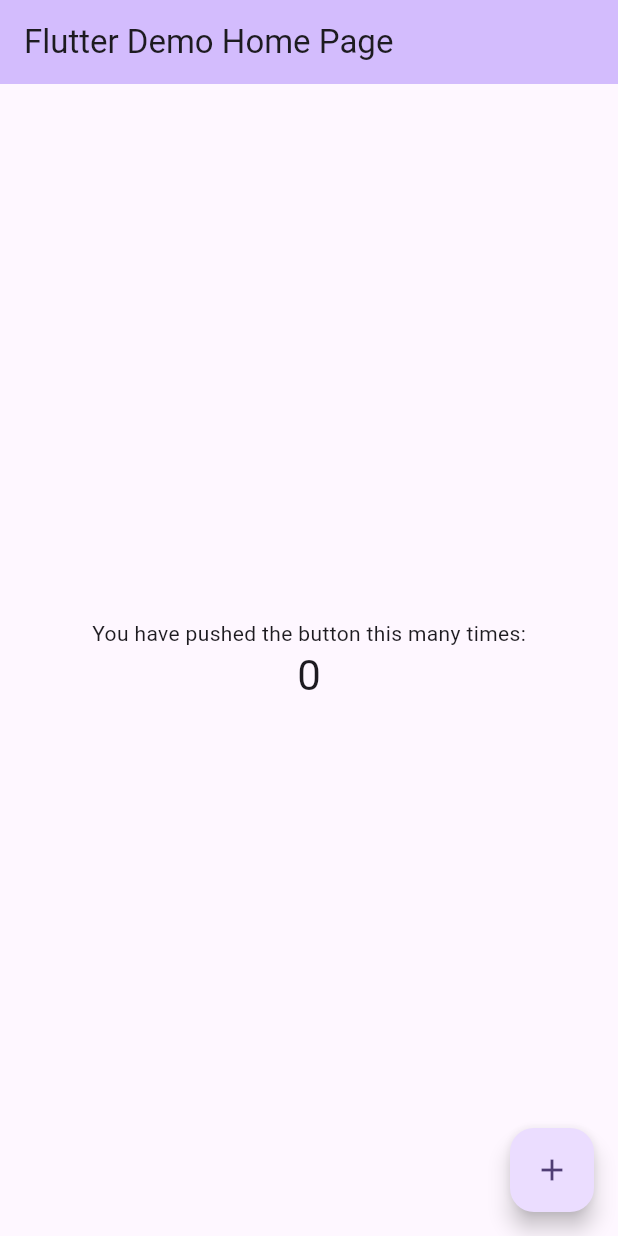
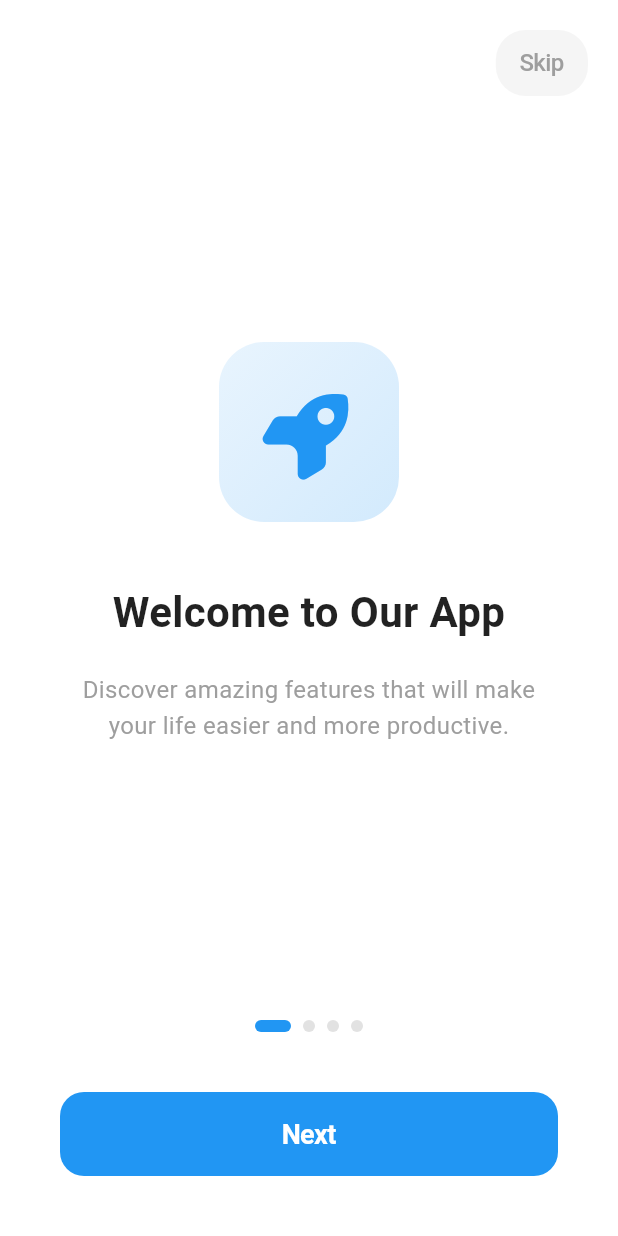
Before and after one commit to AKhilRaghav0/unnamedproject, a Flutter app: the screen it shows after launch, on a phone screen of 412 x 824 dp. Run offline on Flutter 3.47's test engine with Material 3 defaults, Android fonts, the phone set to English and light mode, and no system bars; our stand-ins replace font_awesome_flutter.

Commit message:
Add onboarding feature with Font Awesome icons and update dependencies

```diff
--- a/lib/main.dart
+++ b/lib/main.dart
@@ -1,4 +1,6 @@
 import 'package:flutter/material.dart';
+import 'package:flutter/cupertino.dart';
+import 'package:font_awesome_flutter/font_awesome_flutter.dart';
 
 void main() {
   runApp(const MyApp());
@@ -7,119 +9,255 @@
 class MyApp extends StatelessWidget {
   const MyApp({super.key});
 
-  // This widget is the root of your application.
   @override
   Widget build(BuildContext context) {
     return MaterialApp(
-      title: 'Flutter Demo',
+      title: 'Onboarding App',
+      debugShowCheckedModeBanner: false,
       theme: ThemeData(
-        // This is the theme of your application.
-        //
-        // TRY THIS: Try running your application with "flutter run". You'll see
-        // the application has a purple toolbar. Then, without quitting the app,
-        // try changing the seedColor in the colorScheme below to Colors.green
-        // and then invoke "hot reload" (save your changes or press the "hot
-        // reload" button in a Flutter-supported IDE, or press "r" if you used
-        // the command line to start the app).
-        //
-        // Notice that the counter didn't reset back to zero; the application
-        // state is not lost during the reload. To reset the state, use hot
-        // restart instead.
-        //
-        // This works for code too, not just values: Most code changes can be
-        // tested with just a hot reload.
-        colorScheme: ColorScheme.fromSeed(seedColor: Colors.deepPurple),
+        colorScheme: ColorScheme.fromSeed(seedColor: Colors.blue),
         useMaterial3: true,
       ),
-      home: const MyHomePage(title: 'Flutter Demo Home Page'),
+      home: const OnboardingScreen(),
     );
   }
 }
 
-class MyHomePage extends StatefulWidget {
-  const MyHomePage({super.key, required this.title});
-
-  // This widget is the home page of your application. It is stateful, meaning
-  // that it has a State object (defined below) that contains fields that affect
-  // how it looks.
-
-  // This class is the configuration for the state. It holds the values (in this
-  // case the title) provided by the parent (in this case the App widget) and
-  // used by the build method of the State. Fields in a Widget subclass are
-  // always marked "final".
-
-  final String title;
+class OnboardingScreen extends StatefulWidget {
+  const OnboardingScreen({super.key});
 
   @override
-  State<MyHomePage> createState() => _MyHomePageState();
+  State<OnboardingScreen> createState() => _OnboardingScreenState();
 }
 
-class _MyHomePageState extends State<MyHomePage> {
-  int _counter = 0;
+class _OnboardingScreenState extends State<OnboardingScreen> {
+  final PageController _pageController = PageController();
+  int _currentPage = 0;
 
-  void _incrementCounter() {
-    setState(() {
-      // This call to setState tells the Flutter framework that something has
-      // changed in this State, which causes it to rerun the build method below
-      // so that the display can reflect the updated values. If we changed
-      // _counter without calling setState(), then the build method would not be
-      // called again, and so nothing would appear to happen.
-      _counter++;
-    });
+  final List<OnboardingPage> _pages = [
+    OnboardingPage(
+      icon: FontAwesomeIcons.rocket,
+      title: 'Welcome to Our App',
+      description: 'Discover amazing features that will make your life easier and more productive.',
+      color: Colors.blue,
+    ),
+    OnboardingPage(
+      icon: FontAwesomeIcons.bolt,
+      title: 'Lightning Fast',
+      description: 'Experience blazing fast performance with our optimized technology.',
+      color: Colors.orange,
+    ),
+    OnboardingPage(
+      icon: FontAwesomeIcons.shieldHalved,
+      title: 'Secure & Private',
+      description: 'Your data is protected with enterprise-grade security measures.',
+      color: Colors.green,
+    ),
+    OnboardingPage(
+      icon: FontAwesomeIcons.heart,
+      title: 'Made with Love',
+      description: 'Crafted with care to provide you with the best user experience.',
+      color: Colors.pink,
+    ),
+  ];
+
+  @override
+  void dispose() {
+    _pageController.dispose();
+    super.dispose();
+  }
+
+  void _nextPage() {
+    if (_currentPage < _pages.length - 1) {
+      _pageController.nextPage(
+        duration: const Duration(milliseconds: 300),
+        curve: Curves.easeInOut,
+      );
+    } else {
+      _finishOnboarding();
+    }
+  }
+
+  void _finishOnboarding() {
+    // Navigate to main app or show completion
+    ScaffoldMessenger.of(context).showSnackBar(
+      const SnackBar(
+        content: Text('Onboarding completed! Welcome to the app!'),
+        backgroundColor: Colors.green,
+      ),
+    );
   }
 
   @override
   Widget build(BuildContext context) {
-    // This method is rerun every time setState is called, for instance as done
-    // by the _incrementCounter method above.
-    //
-    // The Flutter framework has been optimized to make rerunning build methods
-    // fast, so that you can just rebuild anything that needs updating rather
-    // than having to individually change instances of widgets.
     return Scaffold(
-      appBar: AppBar(
-        // TRY THIS: Try changing the color here to a specific color (to
-        // Colors.amber, perhaps?) and trigger a hot reload to see the AppBar
-        // change color while the other colors stay the same.
-        backgroundColor: Theme.of(context).colorScheme.inversePrimary,
-        // Here we take the value from the MyHomePage object that was created by
-        // the App.build method, and use it to set our appbar title.
-        title: Text(widget.title),
-      ),
-      body: Center(
-        // Center is a layout widget. It takes a single child and positions it
-        // in the middle of the parent.
+      backgroundColor: Colors.white,
+      body: SafeArea(
         child: Column(
-          // Column is also a layout widget. It takes a list of children and
-          // arranges them vertically. By default, it sizes itself to fit its
-          // children horizontally, and tries to be as tall as its parent.
-          //
-          // Column has various properties to control how it sizes itself and
-          // how it positions its children. Here we use mainAxisAlignment to
-          // center the children vertically; the main axis here is the vertical
-          // axis because Columns are vertical (the cross axis would be
-          // horizontal).
-          //
-          // TRY THIS: Invoke "debug painting" (choose the "Toggle Debug Paint"
-          // action in the IDE, or press "p" in the console), to see the
-          // wireframe for each widget.
-          mainAxisAlignment: MainAxisAlignment.center,
-          children: <Widget>[
-            const Text(
-              'You have pushed the button this many times:',
+          children: [
+            // Skip button
+            Align(
+              alignment: Alignment.topRight,
+              child: Padding(
+                padding: const EdgeInsets.all(20.0),
+                child: CupertinoButton(
+                  padding: const EdgeInsets.symmetric(horizontal: 16, vertical: 8),
+                  color: Colors.grey.withOpacity(0.1),
+                  borderRadius: BorderRadius.circular(20),
+                  onPressed: _finishOnboarding,
+                  child: const Text(
+                    'Skip',
+                    style: TextStyle(
+                      color: Colors.grey,
+                      fontSize: 16,
+                      fontWeight: FontWeight.w500,
+                    ),
+                  ),
+                ),
+              ),
             ),
-            Text(
-              '$_counter',
-              style: Theme.of(context).textTheme.headlineMedium,
+
+            // Page content
+            Expanded(
+              child: PageView.builder(
+                controller: _pageController,
+                onPageChanged: (index) {
+                  setState(() {
+                    _currentPage = index;
+                  });
+                },
+                itemCount: _pages.length,
+                itemBuilder: (context, index) {
+                  return _buildPage(_pages[index]);
+                },
+              ),
             ),
+
+            // Bottom section with indicators and buttons
+            _buildBottomSection(),
           ],
         ),
       ),
-      floatingActionButton: FloatingActionButton(
-        onPressed: _incrementCounter,
-        tooltip: 'Increment',
-        child: const Icon(Icons.add),
-      ), // This trailing comma makes auto-formatting nicer for build methods.
+    );
+  }
+
+  Widget _buildPage(OnboardingPage page) {
+    return Padding(
+      padding: const EdgeInsets.symmetric(horizontal: 40.0),
+      child: Column(
+        mainAxisAlignment: MainAxisAlignment.center,
+        children: [
+          // Icon container with gradient background
+          Container(
+            width: 120,
+            height: 120,
+            decoration: BoxDecoration(
+              gradient: LinearGradient(
+                begin: Alignment.topLeft,
+                end: Alignment.bottomRight,
+                colors: [
+                  page.color.withOpacity(0.1),
+                  page.color.withOpacity(0.2),
+                ],
+              ),
+              borderRadius: BorderRadius.circular(30),
+            ),
+            child: Icon(
+              page.icon,
+              size: 60,
+              color: page.color,
+            ),
+          ),
+
+          const SizedBox(height: 40),
+
+          // Title
+          Text(
+            page.title,
+            style: const TextStyle(
+              fontSize: 28,
+              fontWeight: FontWeight.bold,
+              color: Colors.black87,
+            ),
+            textAlign: TextAlign.center,
+          ),
+
+          const SizedBox(height: 20),
+
+          // Description
+          Text(
+            page.description,
+            style: const TextStyle(
+              fontSize: 16,
+              color: Colors.grey,
+              height: 1.5,
+            ),
+            textAlign: TextAlign.center,
+          ),
+        ],
+      ),
+    );
+  }
+
+  Widget _buildBottomSection() {
+    return Container(
+      padding: const EdgeInsets.all(40.0),
+      child: Column(
+        children: [
+          // Page indicators
+          Row(
+            mainAxisAlignment: MainAxisAlignment.center,
+            children: List.generate(
+              _pages.length,
+              (index) => AnimatedContainer(
+                duration: const Duration(milliseconds: 300),
+                margin: const EdgeInsets.symmetric(horizontal: 4),
+                width: _currentPage == index ? 24 : 8,
+                height: 8,
+                decoration: BoxDecoration(
+                  color: _currentPage == index ? Colors.blue : Colors.grey.withOpacity(0.3),
+                  borderRadius: BorderRadius.circular(4),
+                ),
+              ),
+            ),
+          ),
+
+          const SizedBox(height: 40),
+
+          // Next/Get Started button
+          SizedBox(
+            width: double.infinity,
+            height: 56,
+            child: CupertinoButton(
+              color: Colors.blue,
+              borderRadius: BorderRadius.circular(16),
+              onPressed: _nextPage,
+              child: Text(
+                _currentPage == _pages.length - 1 ? 'Get Started' : 'Next',
+                style: const TextStyle(
+                  fontSize: 18,
+                  fontWeight: FontWeight.w600,
+                  color: Colors.white,
+                ),
+              ),
+            ),
+          ),
+        ],
+      ),
     );
   }
 }
+
+class OnboardingPage {
+  final IconData icon;
+  final String title;
+  final String description;
+  final Color color;
+
+  OnboardingPage({
+    required this.icon,
+    required this.title,
+    required this.description,
+    required this.color,
+  });
+}
--- a/pubspec.yaml
+++ b/pubspec.yaml
@@ -35,6 +35,7 @@ dependencies:
   # The following adds the Cupertino Icons font to your application.
   # Use with the CupertinoIcons class for iOS style icons.
   cupertino_icons: ^1.0.8
+  font_awesome_flutter: ^10.6.0
 
 dev_dependencies:
   flutter_test:
```
Also changed, not shown: pubspec.lock.
